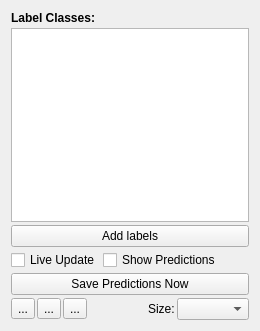
Qt form ilastik/applets/objectClassification/labelingDrawer.ui (ilastik/ilastik) before a commit.
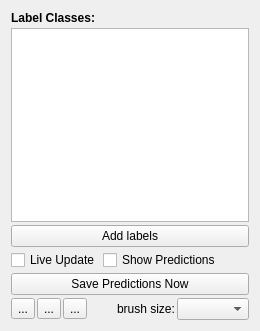
The same form after that commit. Custom widgets are drawn as their Qt base class.

Commit message: ui: "Size:" --> "brush size:", fixes #256

The edit to the form file:
```diff
--- a/ilastik/applets/objectClassification/labelingDrawer.ui
+++ b/ilastik/applets/objectClassification/labelingDrawer.ui
@@ -155,7 +155,7 @@
        <item>
         <widget class="QLabel" name="brushSizeCaption">
          <property name="text">
-          <string>Size:</string>
+          <string>brush size:</string>
          </property>
         </widget>
        </item>
```
The commit also changes 4 other files.
